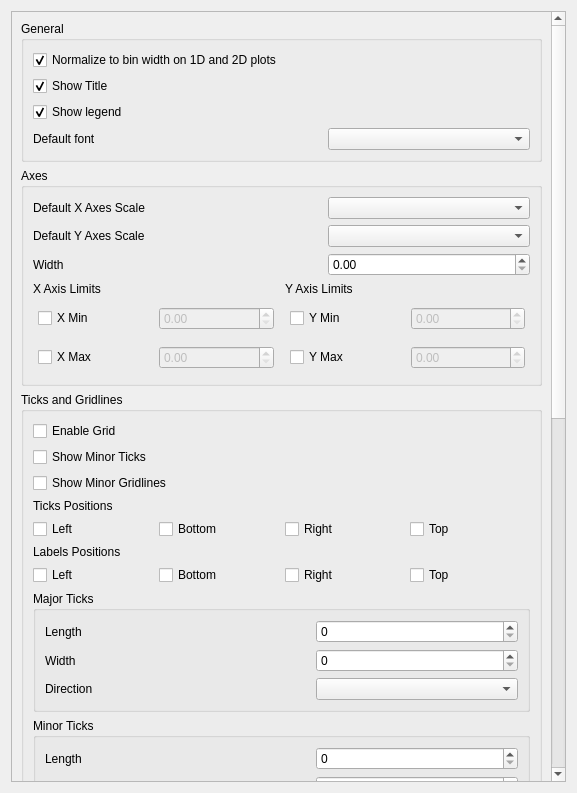
The window that qt/applications/workbench/workbench/widgets/settings/plots/section_plots.ui (mantidproject/mantid) describes before a commit, drawn with Qt 5.
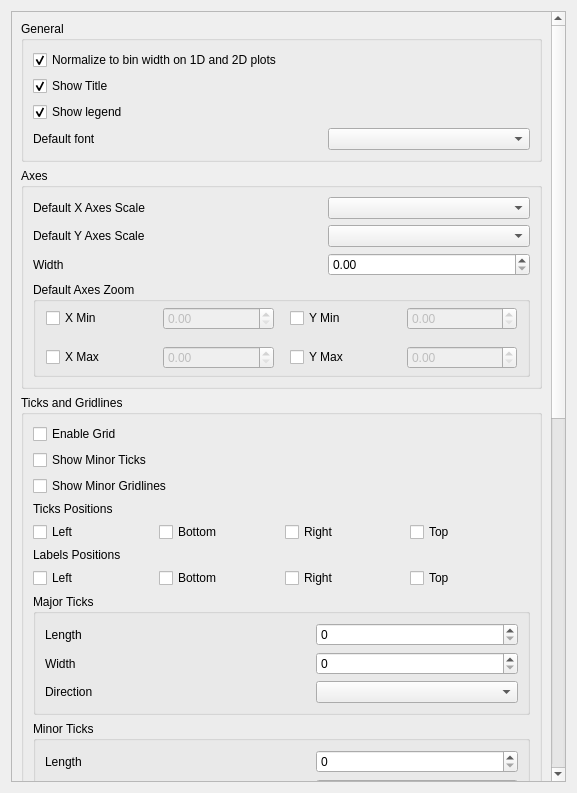
The same window after the commit.

Commit message: change ui to reflect the fact that it is equivelant to zooming in

The edit to the form file:
```diff
--- a/qt/applications/workbench/workbench/widgets/settings/plots/section_plots.ui
+++ b/qt/applications/workbench/workbench/widgets/settings/plots/section_plots.ui
@@ -32,9 +32,9 @@
       <property name="geometry">
        <rect>
         <x>0</x>
-        <y>-181</y>
+        <y>0</y>
         <width>540</width>
-        <height>1242</height>
+        <height>1444</height>
        </rect>
       </property>
       <property name="sizePolicy">
@@ -224,15 +224,19 @@
              </layout>
             </item>
             <item>
+             <widget class="QGroupBox" name="axes_limits_box">
+              <property name="title">
+               <string>Default Axes Zoom</string>
+              </property>
              <layout class="QHBoxLayout" name="horizontalLayout_20">
               <property name="leftMargin">
-               <number>0</number>
+                <number>5</number>
               </property>
               <property name="topMargin">
                <number>0</number>
               </property>
               <property name="rightMargin">
-               <number>0</number>
+                <number>5</number>
               </property>
               <property name="bottomMargin">
                <number>0</number>
@@ -251,13 +255,6 @@
                 <property name="bottomMargin">
                  <number>0</number>
                 </property>
-                <item>
-                 <widget class="QLabel" name="label">
-                  <property name="text">
-                   <string>X Axis Limits</string>
-                  </property>
-                 </widget>
-                </item>
                 <item>
                  <layout class="QHBoxLayout" name="horizontalLayout_21" stretch="0,0">
                   <property name="leftMargin">
@@ -322,13 +319,6 @@
               </item>
               <item>
                <layout class="QVBoxLayout" name="verticalLayout_12">
-                <item>
-                 <widget class="QLabel" name="label_2">
-                  <property name="text">
-                   <string>Y Axis Limits</string>
-                  </property>
-                 </widget>
-                </item>
                 <item>
                  <layout class="QHBoxLayout" name="horizontalLayout_24">
                   <property name="leftMargin">
@@ -392,6 +382,7 @@
                </layout>
               </item>
              </layout>
+             </widget>
             </item>
            </layout>
           </widget>
```
Lines whose indentation alone changed are shown as unchanged.
